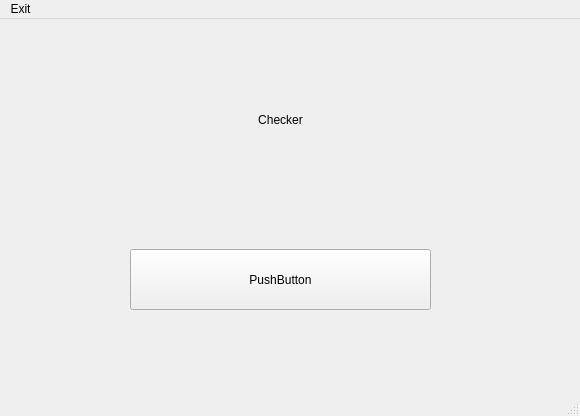
Old version of the form main.ui in the repository susilnath/reminder_app.
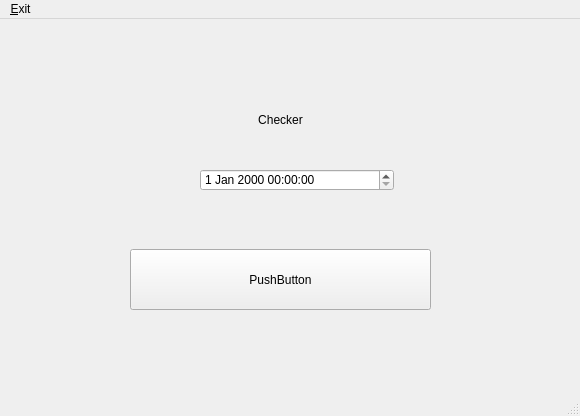
New version of the form.

What changed in the file:
```diff
--- a/main.ui
+++ b/main.ui
@@ -13,6 +13,9 @@
   <property name="windowTitle">
    <string>MainWindow</string>
   </property>
+  <property name="documentMode">
+   <bool>true</bool>
+  </property>
   <widget class="QWidget" name="centralwidget">
    <widget class="QPushButton" name="Add_reminder">
     <property name="geometry">
@@ -43,6 +46,16 @@
      <set>Qt::AlignCenter</set>
     </property>
    </widget>
+   <widget class="QDateTimeEdit" name="datetime">
+    <property name="geometry">
+     <rect>
+      <x>200</x>
+      <y>150</y>
+      <width>194</width>
+      <height>22</height>
+     </rect>
+    </property>
+   </widget>
   </widget>
   <widget class="QMenuBar" name="menubar">
    <property name="geometry">
@@ -55,7 +68,7 @@
    </property>
    <widget class="QMenu" name="menuExit">
     <property name="title">
-     <string>Exit</string>
+     <string>&amp;Exit</string>
     </property>
    </widget>
    <addaction name="menuExit"/>
```
Left out of the diff: 15 changed lines with no effect on the pictures.
